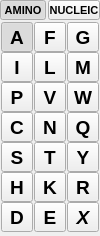
The window that src/schrodinger/sketcher/ui/monomer_tool_widget.ui (KevKeating/sketcher) describes before a commit, drawn with Qt 5.
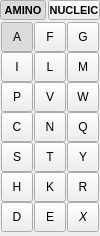
The same window after the commit. The open tabs and pages were chosen to show the change. Custom widgets are drawn as their Qt base class.

Commit message: removing font settings from the ui file, since they're overridden by the style sheet

The edit to the form file:
```diff
--- a/src/schrodinger/sketcher/ui/monomer_tool_widget.ui
+++ b/src/schrodinger/sketcher/ui/monomer_tool_widget.ui
@@ -613,12 +613,6 @@
            <height>32</height>
           </size>
          </property>
-         <property name="font">
-          <font>
-           <pointsize>14</pointsize>
-           <bold>true</bold>
-          </font>
-         </property>
          <property name="text">
           <string>E</string>
          </property>
@@ -650,12 +644,6 @@
            <height>32</height>
           </size>
          </property>
-         <property name="font">
-          <font>
-           <pointsize>14</pointsize>
-           <bold>true</bold>
-          </font>
-         </property>
          <property name="text">
           <string>T</string>
          </property>
@@ -687,12 +675,6 @@
            <height>32</height>
           </size>
          </property>
-         <property name="font">
-          <font>
-           <pointsize>14</pointsize>
-           <bold>true</bold>
-          </font>
-         </property>
          <property name="text">
           <string>D</string>
          </property>
@@ -724,12 +706,6 @@
            <height>32</height>
           </size>
          </property>
-         <property name="font">
-          <font>
-           <pointsize>14</pointsize>
-           <bold>true</bold>
-          </font>
-         </property>
          <property name="text">
           <string>W</string>
          </property>
@@ -761,12 +737,6 @@
            <height>32</height>
           </size>
          </property>
-         <property name="font">
-          <font>
-           <pointsize>14</pointsize>
-           <bold>true</bold>
-          </font>
-         </property>
          <property name="text">
           <string>F</string>
          </property>
@@ -798,12 +768,6 @@
            <height>32</height>
           </size>
          </property>
-         <property name="font">
-          <font>
-           <pointsize>14</pointsize>
-           <bold>true</bold>
-          </font>
-         </property>
          <property name="text">
           <string>K</string>
          </property>
@@ -835,12 +799,6 @@
            <height>32</height>
           </size>
          </property>
-         <property name="font">
-          <font>
-           <pointsize>14</pointsize>
-           <bold>true</bold>
-          </font>
-         </property>
          <property name="text">
           <string>L</string>
          </property>
@@ -872,12 +830,6 @@
            <height>32</height>
           </size>
          </property>
-         <property name="font">
-          <font>
-           <pointsize>14</pointsize>
-           <bold>true</bold>
-          </font>
-         </property>
          <property name="text">
           <string>G</string>
          </property>
@@ -909,12 +861,6 @@
            <height>32</height>
           </size>
          </property>
-         <property name="font">
-          <font>
-           <pointsize>14</pointsize>
-           <bold>true</bold>
-          </font>
-         </property>
          <property name="text">
           <string>I</string>
          </property>
@@ -946,12 +892,6 @@
            <height>32</height>
           </size>
          </property>
-         <property name="font">
-          <font>
-           <pointsize>14</pointsize>
-           <bold>true</bold>
-          </font>
-         </property>
          <property name="text">
           <string>H</string>
          </property>
@@ -983,12 +923,6 @@
            <height>32</height>
           </size>
          </property>
-         <property name="font">
-          <font>
-           <pointsize>14</pointsize>
-           <bold>true</bold>
-          </font>
-         </property>
          <property name="text">
           <string>M</string>
          </property>
@@ -1020,12 +954,6 @@
            <height>32</height>
           </size>
          </property>
-         <property name="font">
-          <font>
-           <pointsize>14</pointsize>
-           <bold>true</bold>
-          </font>
-         </property>
          <property name="text">
           <string>A</string>
          </property>
@@ -1060,12 +988,6 @@
            <height>32</height>
           </size>
          </property>
-         <property name="font">
-          <font>
-           <pointsize>14</pointsize>
-           <bold>true</bold>
-          </font>
-         </property>
          <property name="text">
           <string>Y</string>
          </property>
@@ -1097,12 +1019,6 @@
            <height>32</height>
           </size>
          </property>
-         <property name="font">
-          <font>
-           <pointsize>14</pointsize>
-           <bold>true</bold>
-          </font>
-         </property>
          <property name="text">
           <string>R</string>
          </property>
@@ -1134,12 +1050,6 @@
            <height>32</height>
           </size>
          </property>
-         <property name="font">
-          <font>
-           <pointsize>14</pointsize>
-           <bold>true</bold>
-          </font>
-         </property>
          <property name="text">
           <string>Q</string>
          </property>
@@ -1171,12 +1081,6 @@
            <height>32</height>
           </size>
          </property>
-         <property name="font">
-          <font>
-           <pointsize>14</pointsize>
-           <bold>true</bold>
-          </font>
-         </property>
          <property name="text">
           <string>P</string>
          </property>
@@ -1208,12 +1112,6 @@
            <height>32</height>
           </size>
          </property>
-         <property name="font">
-          <font>
-           <pointsize>14</pointsize>
-           <bold>true</bold>
-          </font>
-         </property>
          <property name="text">
           <string>S</string>
          </property>
@@ -1247,9 +1145,7 @@
          </property>
          <property name="font">
           <font>
-           <pointsize>14</pointsize>
            <italic>true</italic>
-           <bold>true</bold>
           </font>
          </property>
          <property name="text">
@@ -1283,12 +1179,6 @@
            <height>32</height>
           </size>
          </property>
-         <property name="font">
-          <font>
-           <pointsize>14</pointsize>
-           <bold>true</bold>
-          </font>
-         </property>
          <property name="text">
           <string>C</string>
          </property>
@@ -1320,12 +1210,6 @@
            <height>32</height>
           </size>
          </property>
-         <property name="font">
-          <font>
-           <pointsize>14</pointsize>
-           <bold>true</bold>
-          </font>
-         </property>
          <property name="text">
           <string>V</string>
          </property>
@@ -1357,12 +1241,6 @@
            <height>32</height>
           </size>
          </property>
-         <property name="font">
-          <font>
-           <pointsize>14</pointsize>
-           <bold>true</bold>
-          </font>
-         </property>
          <property name="text">
           <string>N</string>
          </property>
```
Left out of the diff: 64 changed lines with no effect on the pictures. The commit also changes 4 other files.
